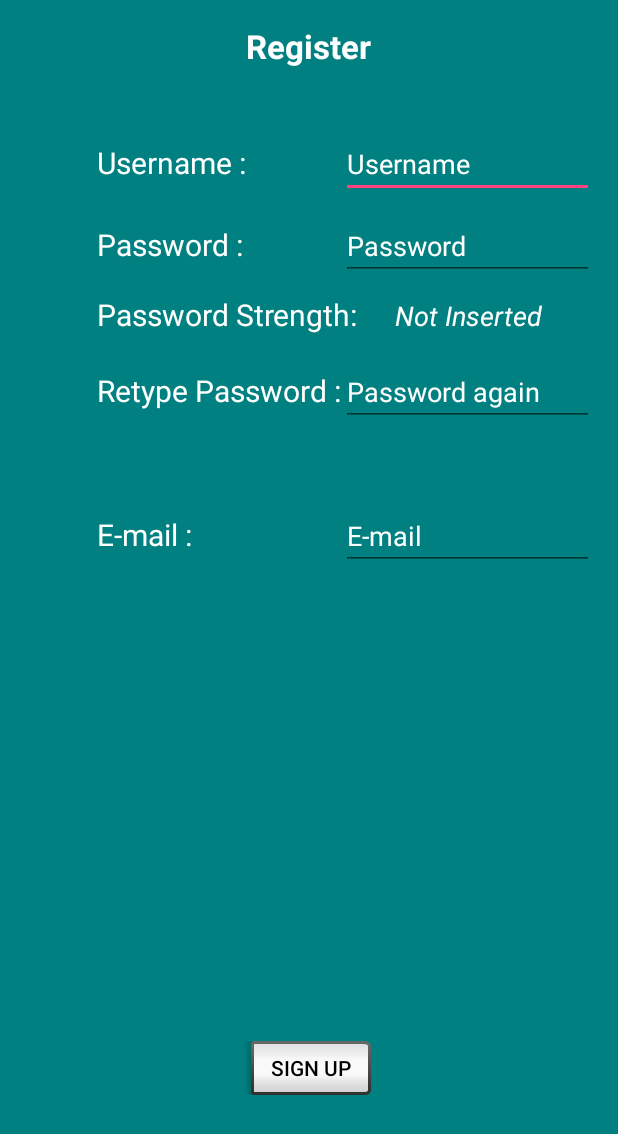
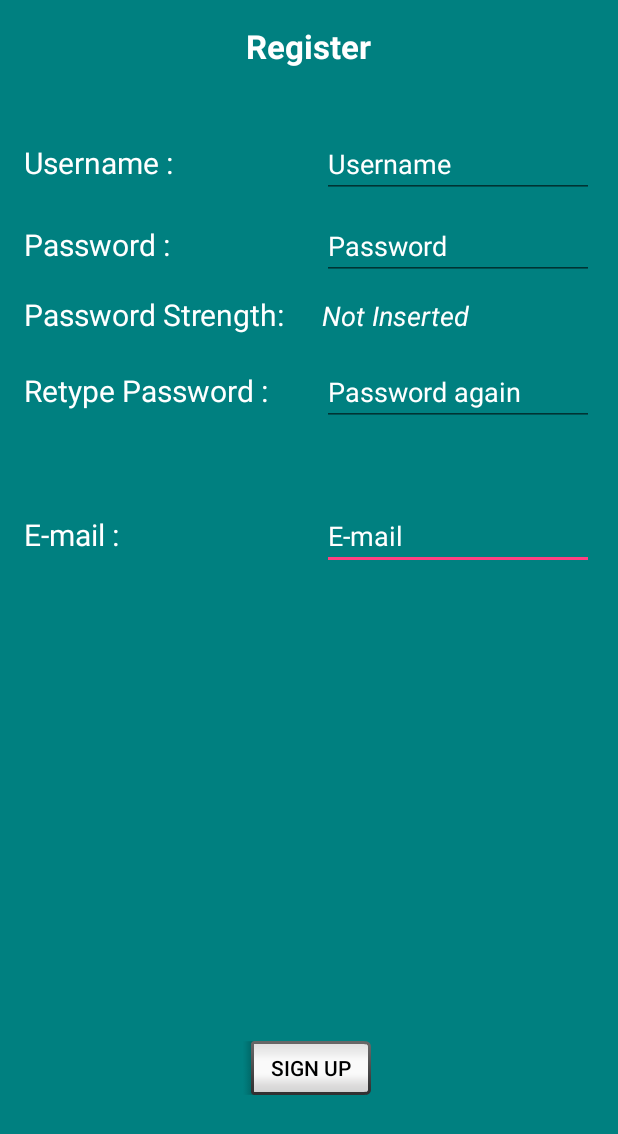
Before and after one commit to Mental1993/RPGo, an Android app: the screen it shows after launch (SignUp), after a tap on "SIGN UP", on a phone screen of 412 x 824 dp. Shown: the top 1134 px of the screen. Run offline under Robolectric (Android 15) with nearby library versions, the phone set to English and light mode, and no system bars.

Commit message:
General fixes
1. Sign up fixed minor UI positioning bugs
2. Confirmation message created when the user tries to log out from the
main menu.
3. The user can now enter his username OR email when he logs in.

```diff
--- a/RPGo/app/src/main/java/com/example/mental/rpgo/DatabaseHelper.java
+++ b/RPGo/app/src/main/java/com/example/mental/rpgo/DatabaseHelper.java
@@ -38,9 +38,10 @@
             onCreate(db);
         }
 
-    public Cursor getID(String name, String pwd) {
+    public Cursor getID(String name, String pwd, String email) {
         SQLiteDatabase db = this.getReadableDatabase();
-        Cursor res =  db.rawQuery( "SELECT " + USER_COLUMN_ID + "," + USER_COLUMN_NOGRIF + " FROM " + USER_TABLE_NAME + " WHERE " + USER_COLUMN_NAME + "='"+name+"' AND " + USER_COLUMN_PASSWORD + "='"+pwd+"'", null );
+        Cursor res =  db.rawQuery( "SELECT " + USER_COLUMN_ID + "," + USER_COLUMN_NOGRIF + " FROM " + USER_TABLE_NAME + " WHERE (" + USER_COLUMN_NAME + "='"+name+"' AND " + USER_COLUMN_PASSWORD + "='"+pwd+"') OR (" +
+                " " + USER_COLUMN_EMAIL + "='"+email+"' AND " + USER_COLUMN_PASSWORD + "='"+pwd+"')", null );
         return res;
     }
     public boolean insert_user(String name, String pwd, String newemail) {
--- a/RPGo/app/src/main/java/com/example/mental/rpgo/MainActivity.java
+++ b/RPGo/app/src/main/java/com/example/mental/rpgo/MainActivity.java
@@ -18,7 +18,7 @@
     String player_Id="0";
     String player_nogrif="0";
     Global gl;
-    String username_entered, password_entered;
+    String username_entered, password_entered, email_entered;
 
     @Override
     protected void onCreate(Bundle savedInstanceState) {
@@ -35,7 +35,8 @@
             public void onClick(View v) {
                 username_entered = ETuser.getText().toString();
                 password_entered = ETpwd.getText().toString();
-                Cursor cs = mydb.getID(username_entered, password_entered);
+                email_entered = ETuser.getText().toString();
+                Cursor cs = mydb.getID(username_entered, password_entered, email_entered);
 
                 if((cs!=null) && (cs.moveToFirst())) {
                     player_Id = cs.getString(cs.getColumnIndex(DatabaseHelper.USER_COLUMN_ID));
@@ -63,11 +64,9 @@
             }
         });
 
-
         btnSignUp.setOnClickListener(new View.OnClickListener() {
             @Override
             public void onClick(View v) {
-                //Toast.makeText(getApplicationContext(), "Redirection...", Toast.LENGTH_SHORT).show();
                 Intent intent = new Intent(MainActivity.this, SignUp.class);
                 startActivity(intent);
             }
--- a/RPGo/app/src/main/java/com/example/mental/rpgo/Scanner.java
+++ b/RPGo/app/src/main/java/com/example/mental/rpgo/Scanner.java
@@ -3,6 +3,7 @@
 import android.content.Intent;
 import android.os.Bundle;
 import android.support.v7.app.AppCompatActivity;
+import android.widget.Toast;
 
 import com.google.zxing.Result;
 
@@ -53,6 +54,8 @@
         }
         else if(rawResult.getText().equals("grifos2")) {
             startActivity(new Intent(Scanner.this, grifos2.class));
+        } else {
+            Toast.makeText(getApplicationContext(), "Can't identify this QR code", Toast.LENGTH_SHORT).show();
         }
 
         finish();
--- a/RPGo/app/src/main/res/layout/content_main.xml
+++ b/RPGo/app/src/main/res/layout/content_main.xml
@@ -47,7 +47,7 @@
         android:inputType="textPersonName"
         android:ems="10"
         android:id="@+id/usr"
-        android:hint="Username"
+        android:hint="Username/Email"
         android:layout_below="@+id/Tlog"
         android:layout_centerHorizontal="true"
         android:layout_marginTop="39dp" />
--- a/RPGo/app/src/main/res/layout/content_riddle1.xml
+++ b/RPGo/app/src/main/res/layout/content_riddle1.xml
@@ -32,7 +32,7 @@
 
     <TextView
         android:text="What was Joan of Arc made of?"
-        android:layout_width="wrap_content"
+        android:layout_width="match_parent"
         android:layout_height="wrap_content"
         android:id="@+id/Text"
         android:textSize="32sp"
@@ -42,6 +42,7 @@
         android:layout_marginTop="106dp"
         android:textStyle="normal|bold"
         android:layout_alignParentTop="true"
-        android:layout_alignParentStart="true" />
+        android:layout_alignParentStart="true"
+        android:textAppearance="@style/TextAppearance.AppCompat.Body1" />
 
 </RelativeLayout>
--- a/RPGo/app/src/main/res/layout/content_user_sign_up.xml
+++ b/RPGo/app/src/main/res/layout/content_user_sign_up.xml
@@ -86,62 +86,6 @@
         android:layout_centerHorizontal="true"
         android:layout_marginTop="26dp" />
 
-    <EditText
-        android:layout_width="wrap_content"
-        android:layout_height="wrap_content"
-        android:ems="10"
-        android:id="@+id/userN"
-        android:hint="Username"
-        android:textColor="@android:color/white"
-        android:textColorHint="@android:color/white"
-        android:inputType="textPersonName"
-        android:textColorLink="@android:color/black"
-        android:layout_alignBaseline="@+id/TV_username"
-        android:layout_alignBottom="@+id/TV_username"
-        android:layout_alignParentEnd="true"
-        android:layout_alignStart="@+id/pass" />
-
-    <EditText
-        android:layout_width="wrap_content"
-        android:layout_height="wrap_content"
-        android:inputType="textPassword"
-        android:ems="10"
-        android:id="@+id/pass"
-        android:textColor="@android:color/white"
-        android:textColorHint="@android:color/white"
-        android:hint="Password"
-        android:textColorLink="?android:attr/textColorPrimaryDisableOnly"
-        android:layout_alignBaseline="@+id/TV_password"
-        android:layout_alignBottom="@+id/TV_password"
-        android:layout_toEndOf="@+id/TV_username"
-        android:layout_alignStart="@+id/secP" />
-
-    <EditText
-        android:layout_width="wrap_content"
-        android:layout_height="wrap_content"
-        android:inputType="textPassword"
-        android:ems="10"
-        android:id="@+id/secP"
-        android:hint="Password again"
-        android:textColor="@android:color/white"
-        android:textColorHint="@android:color/white"
-        android:layout_alignBaseline="@+id/TV_retypePass"
-        android:layout_alignBottom="@+id/TV_retypePass"
-        android:layout_toEndOf="@+id/TV_retypePass" />
-
-    <TextView
-        android:layout_width="wrap_content"
-        android:layout_height="wrap_content"
-        android:textAppearance="?android:attr/textAppearanceMedium"
-        android:text="Username :"
-        android:id="@+id/TV_username"
-        android:layout_marginTop="19dp"
-        android:fontFamily="sans-serif"
-        android:textSize="20sp"
-        android:textColor="@android:color/white"
-        android:layout_below="@+id/TV_register"
-        android:layout_toStartOf="@+id/TV_register" />
-
     <Button
         android:layout_width="wrap_content"
         android:layout_height="wrap_content"
@@ -165,8 +109,8 @@
         android:hint="E-mail"
         android:textColor="@android:color/white"
         android:textColorHint="@android:color/white"
-        android:layout_alignStart="@+id/secP"
-        android:layout_alignParentEnd="true" />
+        android:layout_toEndOf="@+id/TV_register"
+        android:layout_alignStart="@+id/secP" />
 
     <TextView
         android:layout_width="wrap_content"
@@ -179,4 +123,58 @@
         android:layout_alignBottom="@+id/ET_email"
         android:layout_alignStart="@+id/TV_retypePass" />
 
+    <TextView
+        android:layout_width="wrap_content"
+        android:layout_height="wrap_content"
+        android:textAppearance="?android:attr/textAppearanceMedium"
+        android:text="Username :"
+        android:id="@+id/TV_username"
+        android:layout_marginTop="19dp"
+        android:fontFamily="sans-serif"
+        android:textSize="20sp"
+        android:textColor="@android:color/white"
+        android:layout_below="@+id/TV_register"
+        android:layout_alignParentStart="true" />
+
+    <EditText
+        android:layout_width="wrap_content"
+        android:layout_height="wrap_content"
+        android:ems="10"
+        android:id="@+id/userN"
+        android:hint="Username"
+        android:textColor="@android:color/white"
+        android:textColorHint="@android:color/white"
+        android:inputType="textPersonName"
+        android:textColorLink="@android:color/black"
+        android:layout_alignBaseline="@+id/TV_username"
+        android:layout_alignBottom="@+id/TV_username"
+        android:layout_toEndOf="@+id/TV_passStr" />
+
+    <EditText
+        android:layout_width="wrap_content"
+        android:layout_height="wrap_content"
+        android:inputType="textPassword"
+        android:ems="10"
+        android:id="@+id/pass"
+        android:textColor="@android:color/white"
+        android:textColorHint="@android:color/white"
+        android:hint="Password"
+        android:textColorLink="?android:attr/textColorPrimaryDisableOnly"
+        android:layout_alignBaseline="@+id/TV_password"
+        android:layout_alignBottom="@+id/TV_password"
+        android:layout_toEndOf="@+id/TV_passStr" />
+
+    <EditText
+        android:layout_width="wrap_content"
+        android:layout_height="wrap_content"
+        android:inputType="textPassword"
+        android:ems="10"
+        android:id="@+id/secP"
+        android:hint="Password again"
+        android:textColor="@android:color/white"
+        android:textColorHint="@android:color/white"
+        android:layout_alignBaseline="@+id/TV_retypePass"
+        android:layout_alignBottom="@+id/TV_retypePass"
+        android:layout_toEndOf="@+id/TV_passStr" />
+
 </RelativeLayout>
```
Also changed, not shown: RPGo/app/src/main/java/com/example/mental/rpgo/Buttons.java (+17 -2 lines), RPGo/app/src/main/res/layout/activity_buttons.xml (+8 -8 lines).
